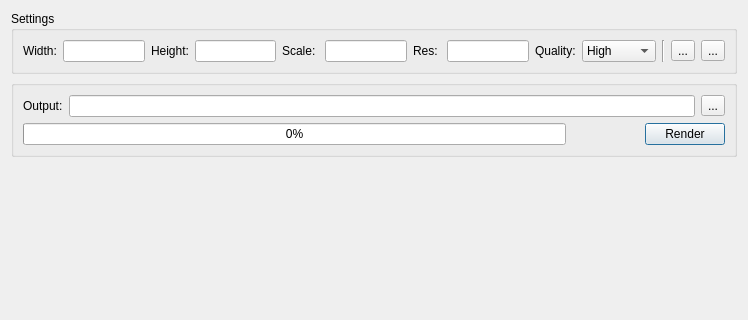
Qt form mainApp/povrayrenderdialog.ui (trevorsandy/lpub3d-ci) before a commit; both pictures show x 0 to 748 and y 0 to 320 of the 748 by 522 pixel window.
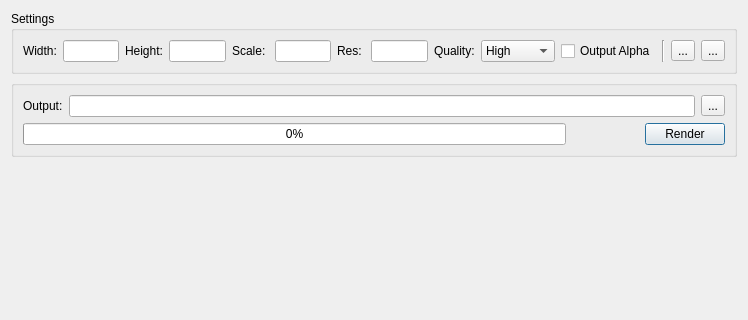
The same form after that commit.

Commit message: Render POV-Ray - Add output alpha checkbox to dialogue #207

Diff of the .ui file:
```diff
--- a/mainApp/povrayrenderdialog.ui
+++ b/mainApp/povrayrenderdialog.ui
@@ -110,6 +110,16 @@
           </item>
          </widget>
         </item>
+        <item>
+         <widget class="QCheckBox" name="OutputAlphaBox">
+          <property name="toolTip">
+           <string>Set output alpha (UA) on - i.e. enable transparent background.</string>
+          </property>
+          <property name="text">
+           <string>Output Alpha</string>
+          </property>
+         </widget>
+        </item>
         <item>
          <widget class="Line" name="line">
           <property name="orientation">
```
The commit also changes 1 other file.
